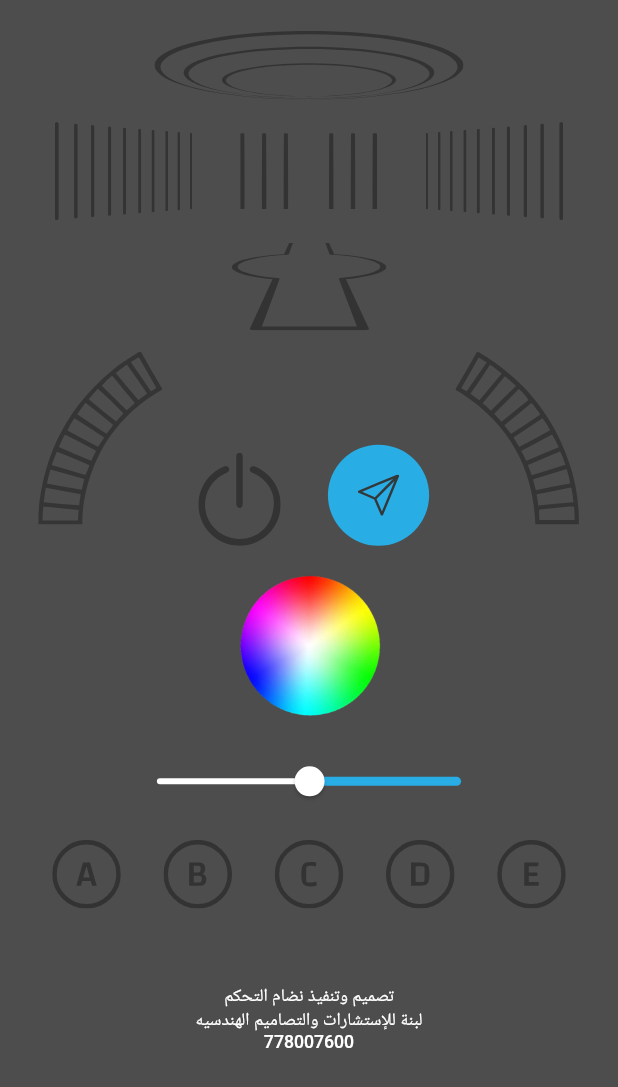
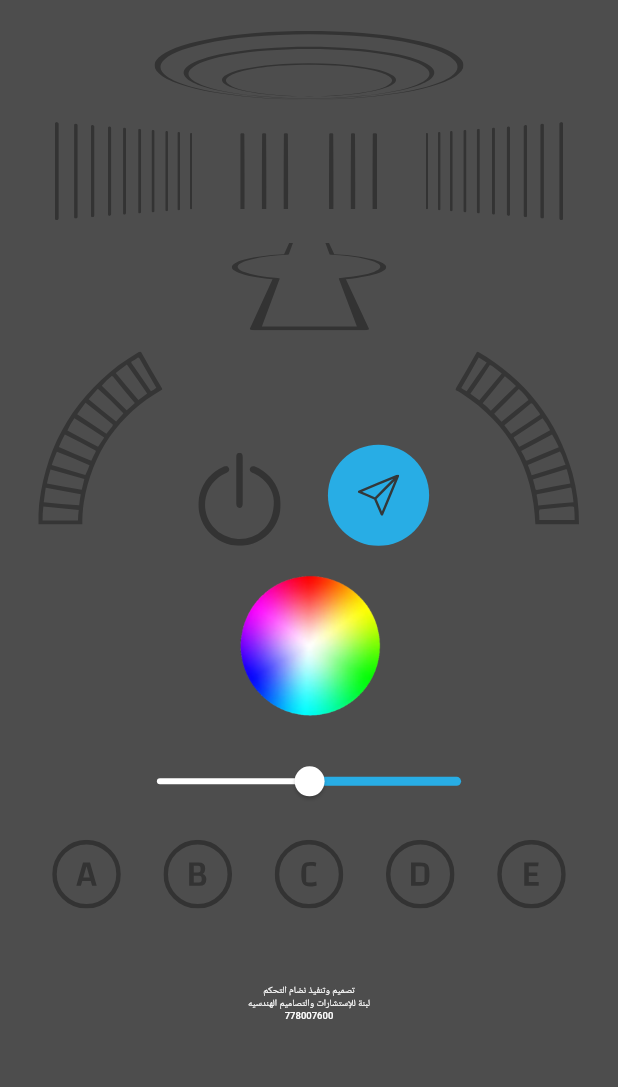
Before and after one commit to BkrTech101-InnovaMind/libna_led, a Flutter app: the screen it shows after launch, on a phone screen of 412 x 824 dp. Shown: the top 1087 px of the screen. Run offline on Flutter 3.47's test engine with Material 3 defaults, Android fonts, the phone set to English and light mode, and no system bars; our stand-ins replace flutter_localization, flutter_svg.

Commit message:
change the app logic and the footer text size

```diff
--- a/lib/components/footer_text.dart
+++ b/lib/components/footer_text.dart
@@ -11,7 +11,7 @@ class FooterText extends StatelessWidget {
         textAlign: TextAlign.center,
         text: TextSpan(
           style: TextStyle(
-            fontSize: MediaQuery.of(context).size.width / 35,
+            fontSize: MediaQuery.of(context).size.width / 65,
             fontWeight: FontWeight.w500,
           ),
           text: "تصميم وتنفيذ نضام التحكم\n",
```
Also changed, not shown: lib/screens/home_screen.dart (+5 -7 lines).
